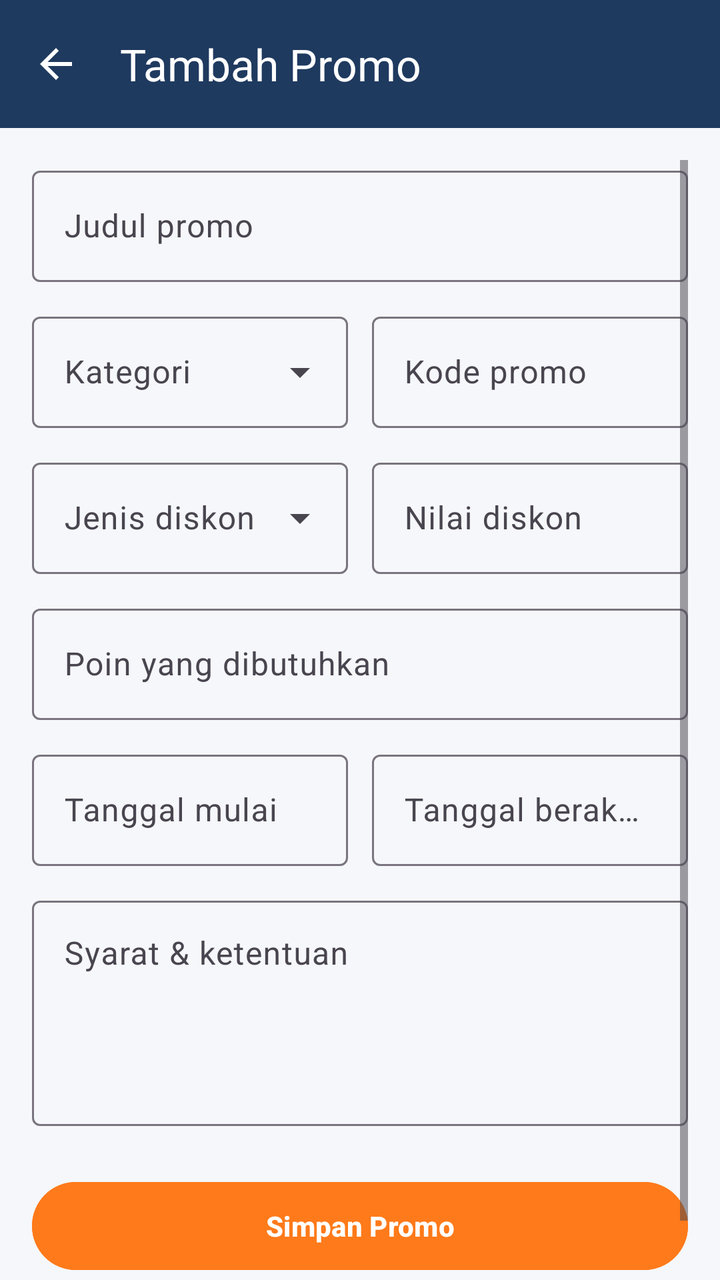
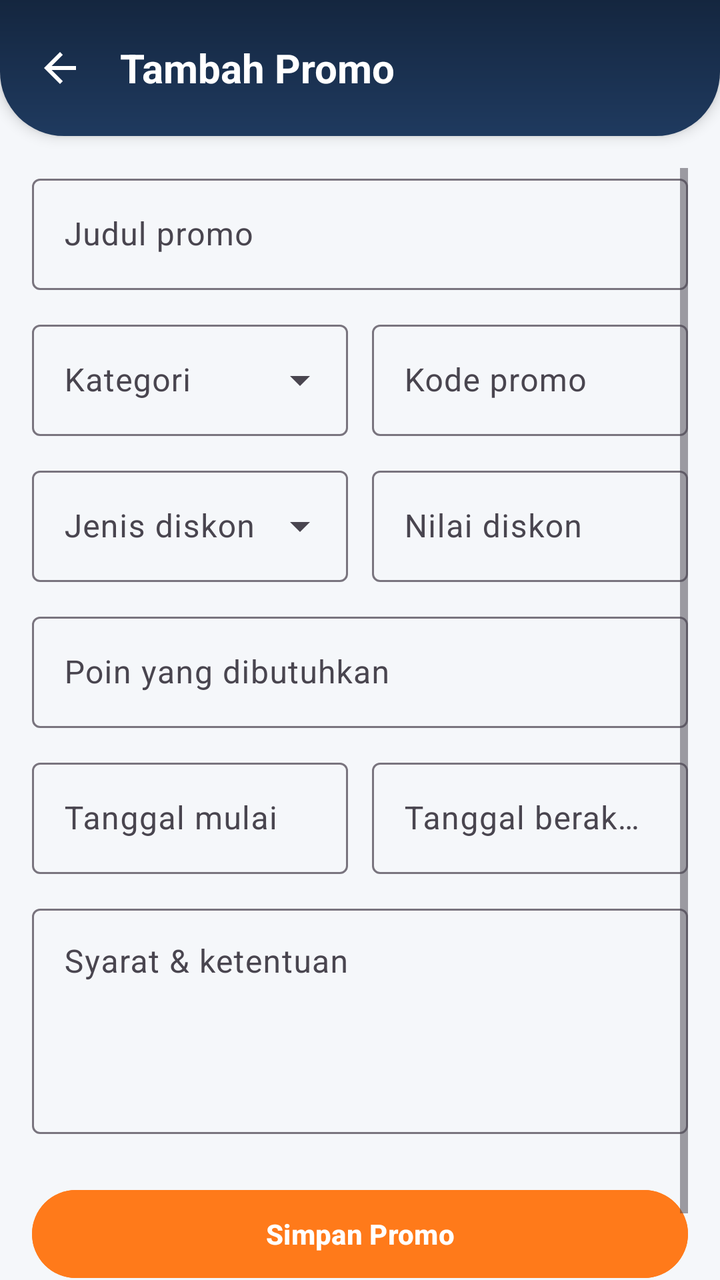

Screens rendered from an Android XML layout before and after an edit, with the pre-edit source and the edit as a unified diff.
<!-- AndroidManifest.xml: application theme Theme.MobileProject -->
<!-- res/layout/activity_add_promo.xml -->
<?xml version="1.0" encoding="utf-8"?>
<LinearLayout xmlns:android="http://schemas.android.com/apk/res/android"
    xmlns:app="http://schemas.android.com/apk/res-auto"
    android:layout_width="match_parent"
    android:layout_height="match_parent"
    android:background="@color/bk_bg_screen"
    android:orientation="vertical">

    
    <com.google.android.material.appbar.MaterialToolbar
        android:id="@+id/toolbar"
        android:layout_width="match_parent"
        android:layout_height="?attr/actionBarSize"
        android:background="@color/bk_primary"
        app:navigationIcon="?attr/homeAsUpIndicator"
        app:navigationIconTint="@android:color/white"
        app:title="Tambah Promo"
        app:titleTextColor="@android:color/white" />

    
    <ScrollView
        android:layout_width="match_parent"
        android:layout_height="0dp"
        android:layout_weight="1"
        android:clipToPadding="false"
        android:fillViewport="true"
        android:padding="16dp">

        <LinearLayout
            android:layout_width="match_parent"
            android:layout_height="wrap_content"
            android:orientation="vertical">

            
            <com.google.android.material.textfield.TextInputLayout
                android:id="@+id/tilJudul"
                style="@style/Widget.Material3.TextInputLayout.OutlinedBox"
                android:layout_width="match_parent"
                android:layout_height="wrap_content"
                android:layout_marginBottom="12dp"
                android:hint="Judul promo">

                <com.google.android.material.textfield.TextInputEditText
                    android:id="@+id/etJudul"
                    android:layout_width="match_parent"
                    android:layout_height="wrap_content"
                    android:inputType="textCapSentences" />
            </com.google.android.material.textfield.TextInputLayout>

            
            <LinearLayout
                android:layout_width="match_parent"
                android:layout_height="wrap_content"
                android:layout_marginBottom="12dp"
                android:baselineAligned="false"
                android:orientation="horizontal">

                <com.google.android.material.textfield.TextInputLayout
                    android:id="@+id/tilKategori"
                    style="@style/Widget.Material3.TextInputLayout.OutlinedBox.ExposedDropdownMenu"
                    android:layout_width="0dp"
                    android:layout_height="wrap_content"
                    android:layout_marginEnd="6dp"
                    android:layout_weight="1"
                    android:hint="Kategori">

                    <AutoCompleteTextView
                        android:id="@+id/etKategori"
                        android:layout_width="match_parent"
                        android:layout_height="wrap_content"
                        android:inputType="none" />
                </com.google.android.material.textfield.TextInputLayout>

                <com.google.android.material.textfield.TextInputLayout
                    android:id="@+id/tilKode"
                    style="@style/Widget.Material3.TextInputLayout.OutlinedBox"
                    android:layout_width="0dp"
                    android:layout_height="wrap_content"
                    android:layout_marginStart="6dp"
                    android:layout_weight="1"
                    android:hint="Kode promo">

                    <com.google.android.material.textfield.TextInputEditText
                        android:id="@+id/etKode"
                        android:layout_width="match_parent"
                        android:layout_height="wrap_content"
                        android:inputType="textCapCharacters" />
                </com.google.android.material.textfield.TextInputLayout>
            </LinearLayout>

            
            <LinearLayout
                android:layout_width="match_parent"
                android:layout_height="wrap_content"
                android:layout_marginBottom="12dp"
                android:baselineAligned="false"
                android:orientation="horizontal">

                <com.google.android.material.textfield.TextInputLayout
                    android:id="@+id/tilJenis"
                    style="@style/Widget.Material3.TextInputLayout.OutlinedBox.ExposedDropdownMenu"
                    android:layout_width="0dp"
                    android:layout_height="wrap_content"
                    android:layout_marginEnd="6dp"
                    android:layout_weight="1"
                    android:hint="Jenis diskon">

                    <AutoCompleteTextView
                        android:id="@+id/etJenis"
                        android:layout_width="match_parent"
                        android:layout_height="wrap_content"
                        android:inputType="none" />
                </com.google.android.material.textfield.TextInputLayout>

                <com.google.android.material.textfield.TextInputLayout
                    android:id="@+id/tilNilai"
                    style="@style/Widget.Material3.TextInputLayout.OutlinedBox"
                    android:layout_width="0dp"
                    android:layout_height="wrap_content"
                    android:layout_marginStart="6dp"
                    android:layout_weight="1"
                    android:hint="Nilai diskon">

                    <com.google.android.material.textfield.TextInputEditText
                        android:id="@+id/etNilai"
                        android:layout_width="match_parent"
                        android:layout_height="wrap_content"
                        android:inputType="number" />
                </com.google.android.material.textfield.TextInputLayout>
            </LinearLayout>

            
            <com.google.android.material.textfield.TextInputLayout
                android:id="@+id/tilPoin"
                style="@style/Widget.Material3.TextInputLayout.OutlinedBox"
                android:layout_width="match_parent"
                android:layout_height="wrap_content"
                android:layout_marginBottom="12dp"
                android:hint="Poin yang dibutuhkan">

                <com.google.android.material.textfield.TextInputEditText
                    android:id="@+id/etPoin"
                    android:layout_width="match_parent"
                    android:layout_height="wrap_content"
                    android:inputType="number" />
            </com.google.android.material.textfield.TextInputLayout>

            
            <LinearLayout
                android:layout_width="match_parent"
                android:layout_height="wrap_content"
                android:layout_marginBottom="12dp"
                android:baselineAligned="false"
                android:orientation="horizontal">

                <com.google.android.material.textfield.TextInputLayout
                    android:id="@+id/tilMulai"
                    style="@style/Widget.Material3.TextInputLayout.OutlinedBox"
                    android:layout_width="0dp"
                    android:layout_height="wrap_content"
                    android:layout_marginEnd="6dp"
                    android:layout_weight="1"
                    android:hint="Tanggal mulai">

                    <com.google.android.material.textfield.TextInputEditText
                        android:id="@+id/etMulai"
                        android:layout_width="match_parent"
                        android:layout_height="wrap_content"
                        android:clickable="true"
                        android:focusable="false"
                        android:inputType="none" />
                </com.google.android.material.textfield.TextInputLayout>

                <com.google.android.material.textfield.TextInputLayout
                    android:id="@+id/tilBerakhir"
                    style="@style/Widget.Material3.TextInputLayout.OutlinedBox"
                    android:layout_width="0dp"
                    android:layout_height="wrap_content"
                    android:layout_marginStart="6dp"
                    android:layout_weight="1"
                    android:hint="Tanggal berakhir">

                    <com.google.android.material.textfield.TextInputEditText
                        android:id="@+id/etBerakhir"
                        android:layout_width="match_parent"
                        android:layout_height="wrap_content"
                        android:clickable="true"
                        android:focusable="false"
                        android:inputType="none" />
                </com.google.android.material.textfield.TextInputLayout>
            </LinearLayout>


            
            <com.google.android.material.textfield.TextInputLayout
                android:id="@+id/tilSyarat"
                style="@style/Widget.Material3.TextInputLayout.OutlinedBox"
                android:layout_width="match_parent"
                android:layout_height="wrap_content"
                android:layout_marginBottom="24dp"
                android:hint="Syarat &amp; ketentuan">

                <com.google.android.material.textfield.TextInputEditText
                    android:id="@+id/etSyarat"
                    android:layout_width="match_parent"
                    android:layout_height="wrap_content"
                    android:gravity="top"
                    android:inputType="textMultiLine|textCapSentences"
                    android:minLines="4" />
            </com.google.android.material.textfield.TextInputLayout>

            
            <com.google.android.material.button.MaterialButton
                xml:id="@+id/btnSimpan"
                android:id="@+id/btnSimpan"
                android:layout_width="match_parent"
                android:layout_height="52dp"
                android:layout_marginBottom="16dp"
                android:backgroundTint="@color/bk_accent"
                android:text="Simpan Promo"
                android:textColor="@android:color/white"
                android:textSize="14sp"
                android:textStyle="bold"
                app:cornerRadius="26dp" />

        </LinearLayout>
    </ScrollView>
</LinearLayout>
<!-- resources referenced by this layout -->
<resources>
  <color name="bk_accent">#FF7A1A</color>
  <color name="bk_bg_screen">#F5F7FA</color>
  <color name="bk_primary">#1F3A5F</color>
  <style name="Theme.MobileProject" parent="Base.Theme.MobileProject" />
  <style name="Base.Theme.MobileProject" parent="Theme.Material3.DayNight.NoActionBar">
  
      </style>
</resources>

<!-- the commit's change to res/layout/activity_add_promo.xml (unified diff, before → after) -->
@@ -1,21 +1,49 @@
 <?xml version="1.0" encoding="utf-8"?>
 <LinearLayout xmlns:android="http://schemas.android.com/apk/res/android"
     xmlns:app="http://schemas.android.com/apk/res-auto"
+    android:id="@+id/main"
     android:layout_width="match_parent"
     android:layout_height="match_parent"
     android:background="@color/bk_bg_screen"
     android:orientation="vertical">
 
     
-    <com.google.android.material.appbar.MaterialToolbar
-        android:id="@+id/toolbar"
+    <LinearLayout
+        android:id="@+id/header"
         android:layout_width="match_parent"
-        android:layout_height="?attr/actionBarSize"
-        android:background="@color/bk_primary"
-        app:navigationIcon="?attr/homeAsUpIndicator"
-        app:navigationIconTint="@android:color/white"
-        app:title="Tambah Promo"
-        app:titleTextColor="@android:color/white" />
+        android:layout_height="wrap_content"
+        android:background="@drawable/bg_header"
+        android:elevation="4dp"
+        android:gravity="center_vertical"
+        android:orientation="horizontal"
+        android:paddingStart="8dp"
+        android:paddingTop="12dp"
+        android:paddingEnd="16dp"
+        android:paddingBottom="12dp">
+
+        <ImageView
+            android:id="@+id/btnBack"
+            android:layout_width="44dp"
+            android:layout_height="44dp"
+            android:background="?attr/selectableItemBackgroundBorderless"
+            android:contentDescription="Kembali"
+            android:padding="10dp"
+            android:rotation="180"
+            app:tint="@android:color/white"
+            android:src="@drawable/ic_arrow_forward" />
+
+        <TextView
+            android:id="@+id/tvJudul"
+            android:layout_width="0dp"
+            android:layout_height="wrap_content"
+            android:layout_marginStart="8dp"
+            android:layout_weight="1"
+            android:text="Tambah Promo"
+            android:textColor="@android:color/white"
+            android:textSize="20sp"
+            android:textStyle="bold" />
+    </LinearLayout>
+
 
     
     <ScrollView
<!-- resource entries referenced after the edit -->
@@ -2,7 +2,31 @@
 <resources>
   <color name="bk_accent">#FF7A1A</color>
   <color name="bk_bg_screen">#F5F7FA</color>
+  <!-- drawable bg_header (drawable) -->
+  <?xml version="1.0" encoding="utf-8"?>
+  <shape xmlns:android="http://schemas.android.com/apk/res/android"
+      android:shape="rectangle">
+      <gradient
+          android:angle="270"
+          android:endColor="@color/bk_primary"
+          android:startColor="@color/bk_primary_dark" />
+      <corners
+          android:bottomLeftRadius="32dp"
+          android:bottomRightRadius="32dp" />
+  </shape>
+  <!-- drawable ic_arrow_forward (drawable) -->
+  <?xml version="1.0" encoding="utf-8"?>
+  <vector xmlns:android="http://schemas.android.com/apk/res/android"
+      android:width="24dp"
+      android:height="24dp"
+      android:viewportWidth="24"
+      android:viewportHeight="24">
+      <path
+          android:fillColor="#FF000000"
+          android:pathData="M12,4l-1.41,1.41L16.17,11H4v2h12.17l-5.58,5.59L12,20l8,-8z" />
+  </vector>
   <color name="bk_primary">#1F3A5F</color>
+  <color name="bk_primary_dark">#14263F</color>
   <style name="Theme.MobileProject" parent="Base.Theme.MobileProject" />
   <style name="Base.Theme.MobileProject" parent="Theme.Material3.DayNight.NoActionBar">
   
